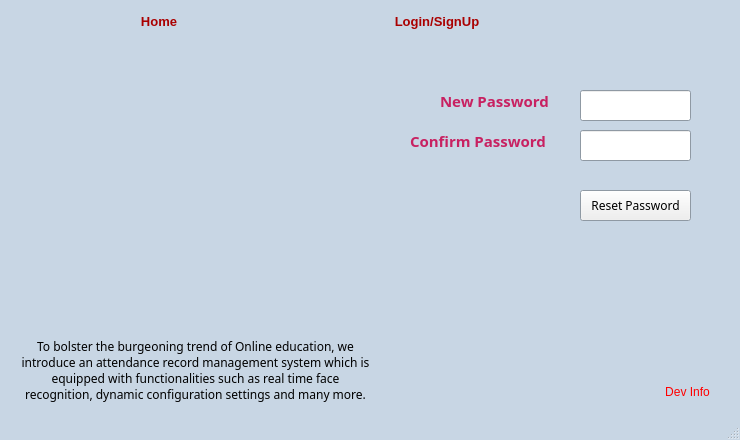
This is ForgotPasswordWindow.ui in sarthakforwet/Attendance-Record-Management-System as Qt 5 draws it before an edit. The edited form follows.
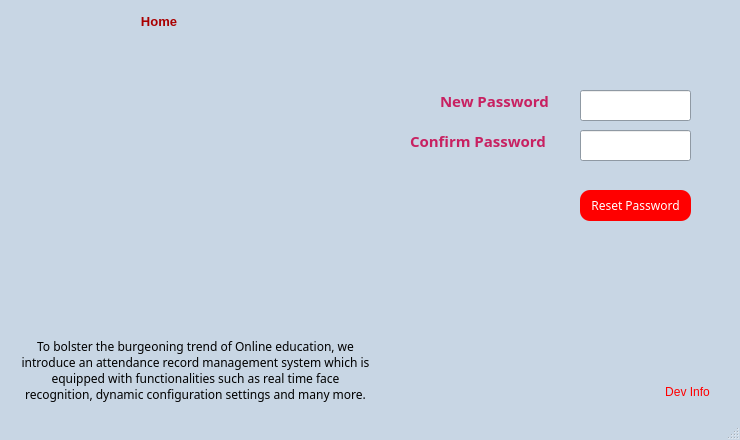
This is the edited form. Icons and pictures are not drawn.

```diff
--- a/ForgotPasswordWindow.ui
+++ b/ForgotPasswordWindow.ui
@@ -172,121 +172,6 @@
      <bool>true</bool>
     </property>
    </widget>
-   <widget class="QPushButton" name="login_signUp">
-    <property name="geometry">
-     <rect>
-      <x>337</x>
-      <y>9</y>
-      <width>200</width>
-      <height>24</height>
-     </rect>
-    </property>
-    <property name="palette">
-     <palette>
-      <active>
-       <colorrole role="WindowText">
-        <brush brushstyle="SolidPattern">
-         <color alpha="255">
-          <red>170</red>
-          <green>0</green>
-          <blue>0</blue>
-         </color>
-        </brush>
-       </colorrole>
-       <colorrole role="Text">
-        <brush brushstyle="SolidPattern">
-         <color alpha="255">
-          <red>170</red>
-          <green>0</green>
-          <blue>0</blue>
-         </color>
-        </brush>
-       </colorrole>
-       <colorrole role="ButtonText">
-        <brush brushstyle="SolidPattern">
-         <color alpha="255">
-          <red>170</red>
-          <green>0</green>
-          <blue>0</blue>
-         </color>
-        </brush>
-       </colorrole>
-      </active>
-      <inactive>
-       <colorrole role="WindowText">
-        <brush brushstyle="SolidPattern">
-         <color alpha="255">
-          <red>170</red>
-          <green>0</green>
-          <blue>0</blue>
-         </color>
-        </brush>
-       </colorrole>
-       <colorrole role="Text">
-        <brush brushstyle="SolidPattern">
-         <color alpha="255">
-          <red>170</red>
-          <green>0</green>
-          <blue>0</blue>
-         </color>
-        </brush>
-       </colorrole>
-       <colorrole role="ButtonText">
-        <brush brushstyle="SolidPattern">
-         <color alpha="255">
-          <red>170</red>
-          <green>0</green>
-          <blue>0</blue>
-         </color>
-        </brush>
-       </colorrole>
-      </inactive>
-      <disabled>
-       <colorrole role="WindowText">
-        <brush brushstyle="SolidPattern">
-         <color alpha="255">
-          <red>120</red>
-          <green>120</green>
-          <blue>120</blue>
-         </color>
-        </brush>
-       </colorrole>
-       <colorrole role="Text">
-        <brush brushstyle="SolidPattern">
-         <color alpha="255">
-          <red>120</red>
-          <green>120</green>
-          <blue>120</blue>
-         </color>
-        </brush>
-       </colorrole>
-       <colorrole role="ButtonText">
-        <brush brushstyle="SolidPattern">
-         <color alpha="255">
-          <red>120</red>
-          <green>120</green>
-          <blue>120</blue>
-         </color>
-        </brush>
-       </colorrole>
-      </disabled>
-     </palette>
-    </property>
-    <property name="font">
-     <font>
-      <family>Arial</family>
-      <pointsize>10</pointsize>
-      <weight>75</weight>
-      <bold>true</bold>
-     </font>
-    </property>
-    <property name="text">
-     <string>Login/SignUp</string>
-    </property>
-    <property name="flat">
-     <bool>true</bool>
-    </property>
-   </widget>
    <widget class="QLabel" name="label_3">
     <property name="geometry">
      <rect>
@@ -500,7 +385,16 @@
        <colorrole role="WindowText">
         <brush brushstyle="SolidPattern">
          <color alpha="255">
-          <red>0</red>
+          <red>255</red>
+          <green>255</green>
+          <blue>255</blue>
+         </color>
+        </brush>
+       </colorrole>
+       <colorrole role="Button">
+        <brush brushstyle="SolidPattern">
+         <color alpha="255">
+          <red>255</red>
           <green>0</green>
           <blue>0</blue>
          </color>
@@ -536,16 +430,34 @@
        <colorrole role="Text">
         <brush brushstyle="SolidPattern">
          <color alpha="255">
-          <red>0</red>
-          <green>0</green>
-          <blue>0</blue>
+          <red>255</red>
+          <green>255</green>
+          <blue>255</blue>
          </color>
         </brush>
        </colorrole>
        <colorrole role="ButtonText">
         <brush brushstyle="SolidPattern">
          <color alpha="255">
-          <red>0</red>
+          <red>255</red>
+          <green>255</green>
+          <blue>255</blue>
+         </color>
+        </brush>
+       </colorrole>
+       <colorrole role="Base">
+        <brush brushstyle="SolidPattern">
+         <color alpha="255">
+          <red>255</red>
+          <green>0</green>
+          <blue>0</blue>
+         </color>
+        </brush>
+       </colorrole>
+       <colorrole role="Window">
+        <brush brushstyle="SolidPattern">
+         <color alpha="255">
+          <red>255</red>
           <green>0</green>
           <blue>0</blue>
          </color>
@@ -565,7 +477,16 @@
        <colorrole role="WindowText">
         <brush brushstyle="SolidPattern">
          <color alpha="255">
-          <red>0</red>
+          <red>255</red>
+          <green>255</green>
+          <blue>255</blue>
+         </color>
+        </brush>
+       </colorrole>
+       <colorrole role="Button">
+        <brush brushstyle="SolidPattern">
+         <color alpha="255">
+          <red>255</red>
           <green>0</green>
           <blue>0</blue>
          </color>
@@ -601,16 +522,34 @@
        <colorrole role="Text">
         <brush brushstyle="SolidPattern">
          <color alpha="255">
-          <red>0</red>
-          <green>0</green>
-          <blue>0</blue>
+          <red>255</red>
+          <green>255</green>
+          <blue>255</blue>
          </color>
         </brush>
        </colorrole>
        <colorrole role="ButtonText">
         <brush brushstyle="SolidPattern">
          <color alpha="255">
-          <red>0</red>
+          <red>255</red>
+          <green>255</green>
+          <blue>255</blue>
+         </color>
+        </brush>
+       </colorrole>
+       <colorrole role="Base">
+        <brush brushstyle="SolidPattern">
+         <color alpha="255">
+          <red>255</red>
+          <green>0</green>
+          <blue>0</blue>
+         </color>
+        </brush>
+       </colorrole>
+       <colorrole role="Window">
+        <brush brushstyle="SolidPattern">
+         <color alpha="255">
+          <red>255</red>
           <green>0</green>
           <blue>0</blue>
          </color>
@@ -630,9 +569,18 @@
        <colorrole role="WindowText">
         <brush brushstyle="SolidPattern">
          <color alpha="255">
-          <red>253</red>
-          <green>253</green>
-          <blue>253</blue>
+          <red>255</red>
+          <green>255</green>
+          <blue>255</blue>
+         </color>
+        </brush>
+       </colorrole>
+       <colorrole role="Button">
+        <brush brushstyle="SolidPattern">
+         <color alpha="255">
+          <red>255</red>
+          <green>0</green>
+          <blue>0</blue>
          </color>
         </brush>
        </colorrole>
@@ -666,18 +614,36 @@
        <colorrole role="Text">
         <brush brushstyle="SolidPattern">
          <color alpha="255">
-          <red>253</red>
-          <green>253</green>
-          <blue>253</blue>
+          <red>255</red>
+          <green>255</green>
+          <blue>255</blue>
          </color>
         </brush>
        </colorrole>
        <colorrole role="ButtonText">
         <brush brushstyle="SolidPattern">
          <color alpha="255">
-          <red>253</red>
-          <green>253</green>
-          <blue>253</blue>
+          <red>255</red>
+          <green>255</green>
+          <blue>255</blue>
+         </color>
+        </brush>
+       </colorrole>
+       <colorrole role="Base">
+        <brush brushstyle="SolidPattern">
+         <color alpha="255">
+          <red>255</red>
+          <green>0</green>
+          <blue>0</blue>
+         </color>
+        </brush>
+       </colorrole>
+       <colorrole role="Window">
+        <brush brushstyle="SolidPattern">
+         <color alpha="255">
+          <red>255</red>
+          <green>0</green>
+          <blue>0</blue>
          </color>
         </brush>
        </colorrole>
@@ -699,6 +665,13 @@
       <pointsize>9</pointsize>
      </font>
     </property>
+    <property name="styleSheet">
+     <string notr="true">QPushButton{
+	border-radius:10px;
+	background-color:rgb(255,0,0);
+	color:#FFFFFF
+}</string>
+    </property>
     <property name="text">
      <string>Reset Password</string>
     </property>
```
